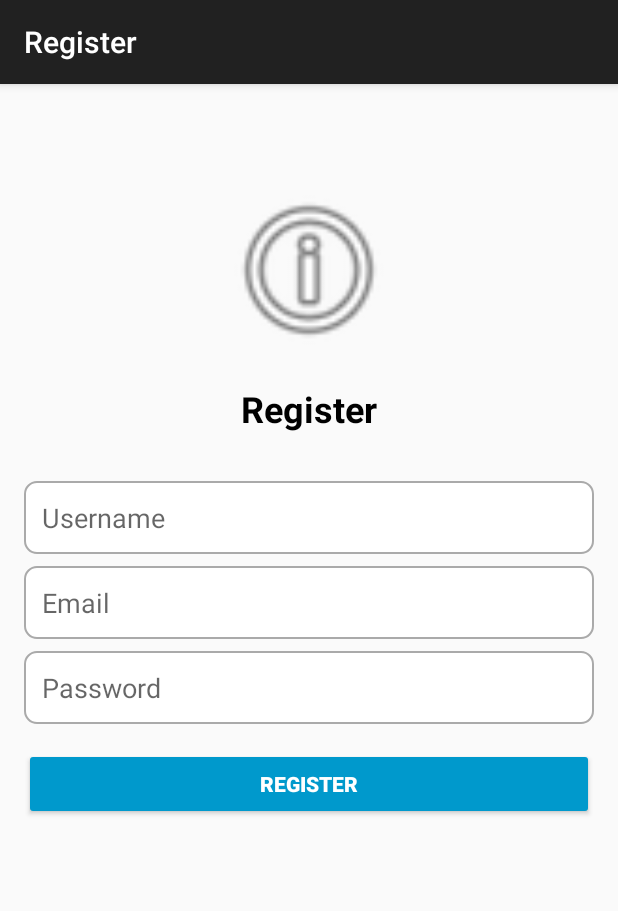
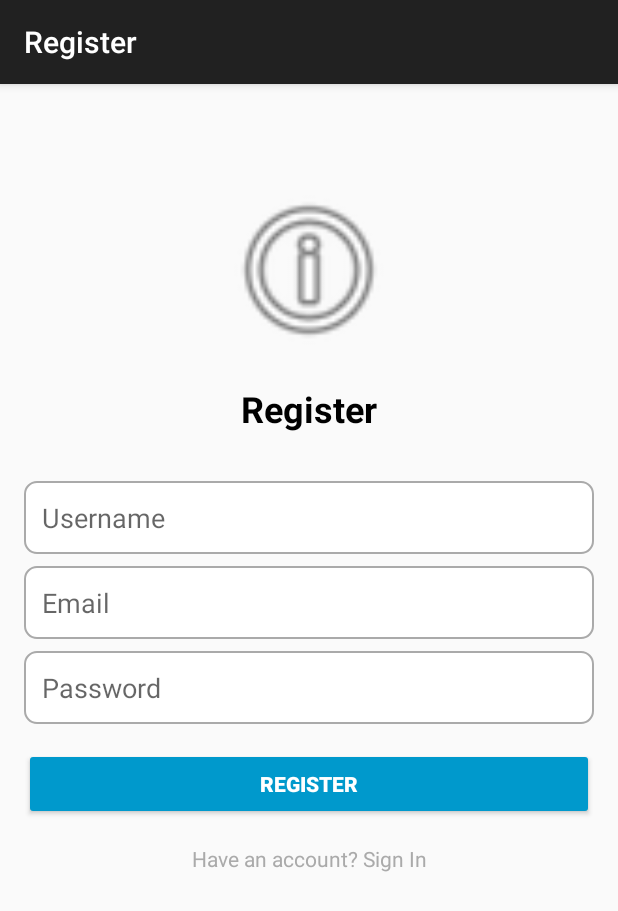
Before and after one commit to OmeshSachethana/EAD-Mobile, an Android app built with Jetpack Compose: the RegistrationActivity screen opened directly, with no data from a screen before it, on a phone screen of 412 x 824 dp. Shown: the top 911 px of the screen. Run offline under Robolectric (Android 15) with nearby library versions, the phone set to English and light mode, and no system bars.

Commit message:
added navigation

```diff
--- a/app/src/main/java/com/example/ecommerce/ui/register/RegistrationActivity.kt
+++ b/app/src/main/java/com/example/ecommerce/ui/register/RegistrationActivity.kt
@@ -5,6 +5,7 @@ import android.os.Bundle
 import android.util.Log
 import android.widget.Button
 import android.widget.EditText
+import android.widget.TextView
 import android.widget.Toast
 import androidx.appcompat.app.AppCompatActivity
 import com.example.ecommerce.MainActivity
@@ -12,6 +13,7 @@ import com.example.ecommerce.R
 import com.example.ecommerce.data.model.User
 import com.example.ecommerce.data.model.UserRegistrationRequest
 import com.example.ecommerce.data.network.RetrofitClient
+import com.example.ecommerce.ui.login.LoginActivity
 import retrofit2.Call
 import retrofit2.Callback
 import retrofit2.Response
@@ -29,6 +31,7 @@ class RegistrationActivity : AppCompatActivity() {
         val emailInput = findViewById<EditText>(R.id.email)
         val passwordInput = findViewById<EditText>(R.id.password)
         val registerButton = findViewById<Button>(R.id.register)
+        val signInText = findViewById<TextView>(R.id.signIn)  // Sign-up text
 
         registerButton.setOnClickListener {
             val username = usernameInput.text.toString().trim()
@@ -58,6 +61,12 @@ class RegistrationActivity : AppCompatActivity() {
                 }
             })
         }
+
+        // Set up the sign-up text to navigate to the RegistrationActivity
+        signInText.setOnClickListener {
+            val intent = Intent(this, LoginActivity::class.java)
+            startActivity(intent)
+        }
     }
 
     private fun navigateToMainActivity(user: User) {
--- a/app/src/main/res/layout/activity_registration.xml
+++ b/app/src/main/res/layout/activity_registration.xml
@@ -91,4 +91,16 @@
         app:layout_constraintEnd_toEndOf="parent"
         app:layout_constraintStart_toStartOf="parent" />
 
+    <!-- Sign up text -->
+    <TextView
+        android:id="@+id/signIn"
+        android:layout_width="wrap_content"
+        android:layout_height="wrap_content"
+        android:text="Have an account? Sign In"
+        android:textColor="@android:color/darker_gray"
+        android:layout_marginTop="16dp"
+        app:layout_constraintTop_toBottomOf="@+id/register"
+        app:layout_constraintEnd_toEndOf="parent"
+        app:layout_constraintStart_toStartOf="parent" />
+
 </androidx.constraintlayout.widget.ConstraintLayout>
```
